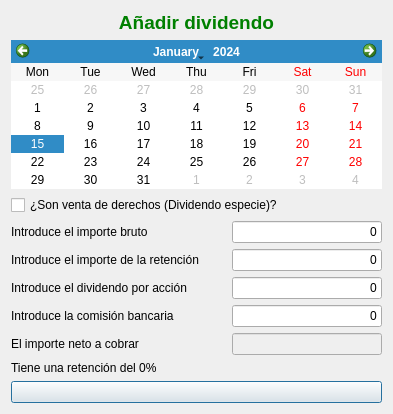
First picture: the form in ui/frmDividendosIBM.ui, repository turulomio/xulpymoney, before the edit.
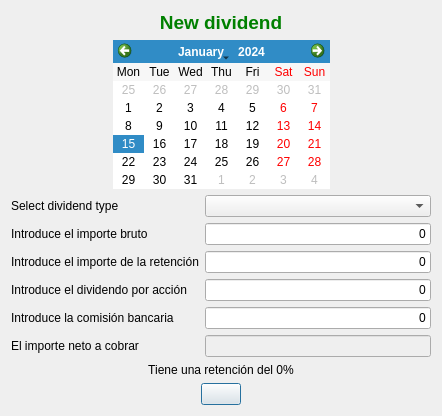
Second picture: the form after the edit. Icons and pictures are not drawn. Custom widgets are drawn as their Qt base class.

What changed in the file:
```diff
--- a/ui/frmDividendosIBM.ui
+++ b/ui/frmDividendosIBM.ui
@@ -9,8 +9,8 @@
    <rect>
     <x>0</x>
     <y>0</y>
-    <width>393</width>
-    <height>389</height>
+    <width>442</width>
+    <height>387</height>
    </rect>
   </property>
   <property name="windowTitle">
@@ -23,7 +23,7 @@
   <property name="modal">
    <bool>true</bool>
   </property>
-  <layout class="QHBoxLayout" name="_2">
+  <layout class="QHBoxLayout" name="horizontalLayout_3">
    <item>
     <layout class="QVBoxLayout" name="verticalLayout">
      <item>
@@ -39,7 +39,7 @@
         <string notr="true">color: rgb(0, 128, 0);</string>
        </property>
        <property name="text">
-        <string>Añadir dividendo</string>
+        <string>New dividend</string>
        </property>
        <property name="alignment">
         <set>Qt::AlignCenter</set>
@@ -47,78 +47,69 @@
       </widget>
      </item>
      <item>
-      <widget class="QCalendarWidget" name="cal">
-       <property name="firstDayOfWeek">
-        <enum>Qt::Monday</enum>
-       </property>
-       <property name="verticalHeaderFormat">
-        <enum>QCalendarWidget::NoVerticalHeader</enum>
-       </property>
-      </widget>
+      <layout class="QHBoxLayout" name="horizontalLayout">
+       <item>
+        <spacer name="horizontalSpacer_2">
+         <property name="orientation">
+          <enum>Qt::Horizontal</enum>
+         </property>
+         <property name="sizeHint" stdset="0">
+          <size>
+           <width>40</width>
+           <height>20</height>
+          </size>
+         </property>
+        </spacer>
+       </item>
+       <item>
+        <widget class="QCalendarWidget" name="cal">
+         <property name="firstDayOfWeek">
+          <enum>Qt::Monday</enum>
+         </property>
+         <property name="verticalHeaderFormat">
+          <enum>QCalendarWidget::NoVerticalHeader</enum>
+         </property>
+        </widget>
+       </item>
+       <item>
+        <spacer name="horizontalSpacer">
+         <property name="orientation">
+          <enum>Qt::Horizontal</enum>
+         </property>
+         <property name="sizeHint" stdset="0">
+          <size>
+           <width>40</width>
+           <height>20</height>
+          </size>
+         </property>
+        </spacer>
+       </item>
+      </layout>
      </item>
      <item>
-      <widget class="QCheckBox" name="chk">
-       <property name="text">
-        <string>¿Son venta de derechos (Dividendo especie)?</string>
-       </property>
-      </widget>
-     </item>
-     <item>
-      <layout class="QHBoxLayout" name="horizontalLayout_3">
-       <item>
+      <layout class="QFormLayout" name="formLayout">
+       <item row="1" column="0">
         <widget class="QLabel" name="lblLiquido_3">
          <property name="text">
           <string>Introduce el importe bruto</string>
          </property>
         </widget>
        </item>
-       <item>
-        <widget class="myQLineEdit" name="txtBruto">
-         <property name="sizePolicy">
-          <sizepolicy hsizetype="Fixed" vsizetype="Fixed">
-           <horstretch>0</horstretch>
-           <verstretch>0</verstretch>
-          </sizepolicy>
-         </property>
-         <property name="maximumSize">
-          <size>
-           <width>150</width>
-           <height>16777215</height>
-          </size>
-         </property>
-         <property name="text">
-          <string>0</string>
-         </property>
-         <property name="alignment">
-          <set>Qt::AlignRight|Qt::AlignTrailing|Qt::AlignVCenter</set>
-         </property>
-        </widget>
-       </item>
-      </layout>
-     </item>
-     <item>
-      <layout class="QHBoxLayout" name="horizontalLayout_4">
-       <item>
+       <item row="2" column="0">
         <widget class="QLabel" name="lblLiquido_4">
          <property name="text">
           <string>Introduce el importe de la retención</string>
          </property>
         </widget>
        </item>
-       <item>
+       <item row="2" column="1">
         <widget class="myQLineEdit" name="txtRetencion">
          <property name="sizePolicy">
-          <sizepolicy hsizetype="Fixed" vsizetype="Fixed">
+          <sizepolicy hsizetype="Expanding" vsizetype="Fixed">
            <horstretch>0</horstretch>
            <verstretch>0</verstretch>
           </sizepolicy>
          </property>
-         <property name="maximumSize">
-          <size>
-           <width>150</width>
-           <height>16777215</height>
-          </size>
-         </property>
          <property name="text">
           <string>0</string>
          </property>
@@ -127,31 +118,21 @@
          </property>
         </widget>
        </item>
-      </layout>
-     </item>
-     <item>
-      <layout class="QHBoxLayout" name="horizontalLayout_5">
-       <item>
+       <item row="3" column="0">
         <widget class="QLabel" name="lblLiquido_5">
          <property name="text">
           <string>Introduce el dividendo por acción</string>
          </property>
         </widget>
        </item>
-       <item>
+       <item row="3" column="1">
         <widget class="myQLineEdit" name="txtDPA">
          <property name="sizePolicy">
-          <sizepolicy hsizetype="Fixed" vsizetype="Fixed">
+          <sizepolicy hsizetype="Expanding" vsizetype="Fixed">
            <horstretch>0</horstretch>
            <verstretch>0</verstretch>
           </sizepolicy>
          </property>
-         <property name="maximumSize">
-          <size>
-           <width>150</width>
-           <height>16777215</height>
-          </size>
-         </property>
          <property name="text">
           <string>0</string>
          </property>
@@ -160,31 +141,21 @@
          </property>
         </widget>
        </item>
-      </layout>
-     </item>
-     <item>
-      <layout class="QHBoxLayout" name="horizontalLayout">
-       <item>
+       <item row="4" column="0">
         <widget class="QLabel" name="lblLiquido">
          <property name="text">
           <string>Introduce la comisión bancaria</string>
          </property>
         </widget>
        </item>
-       <item>
+       <item row="4" column="1">
         <widget class="myQLineEdit" name="txtComision">
          <property name="sizePolicy">
-          <sizepolicy hsizetype="Fixed" vsizetype="Fixed">
+          <sizepolicy hsizetype="Expanding" vsizetype="Fixed">
            <horstretch>0</horstretch>
            <verstretch>0</verstretch>
           </sizepolicy>
          </property>
-         <property name="maximumSize">
-          <size>
-           <width>150</width>
-           <height>16777215</height>
-          </size>
-         </property>
          <property name="text">
           <string>0</string>
          </property>
@@ -193,39 +164,62 @@
          </property>
         </widget>
        </item>
-      </layout>
-     </item>
-     <item>
-      <layout class="QHBoxLayout" name="horizontalLayout_7">
-       <item>
+       <item row="5" column="0">
         <widget class="QLabel" name="lblLiquido_7">
          <property name="text">
           <string>El importe neto a cobrar</string>
          </property>
         </widget>
        </item>
-       <item>
-        <widget class="QLineEdit" name="txtNeto">
+       <item row="5" column="1">
+        <widget class="myQLineEdit" name="txtNeto">
          <property name="enabled">
           <bool>false</bool>
          </property>
          <property name="sizePolicy">
-          <sizepolicy hsizetype="Fixed" vsizetype="Fixed">
+          <sizepolicy hsizetype="Expanding" vsizetype="Fixed">
            <horstretch>0</horstretch>
            <verstretch>0</verstretch>
           </sizepolicy>
          </property>
-         <property name="maximumSize">
-          <size>
-           <width>150</width>
-           <height>16777215</height>
-          </size>
-         </property>
          <property name="readOnly">
           <bool>true</bool>
          </property>
         </widget>
        </item>
+       <item row="0" column="0">
+        <widget class="QLabel" name="label">
+         <property name="text">
+          <string>Select dividend type</string>
+         </property>
+        </widget>
+       </item>
+       <item row="0" column="1">
+        <widget class="QComboBox" name="cmb">
+         <property name="sizePolicy">
+          <sizepolicy hsizetype="Expanding" vsizetype="Fixed">
+           <horstretch>0</horstretch>
+           <verstretch>0</verstretch>
+          </sizepolicy>
+         </property>
+        </widget>
+       </item>
+       <item row="1" column="1">
+        <widget class="myQLineEdit" name="txtBruto">
+         <property name="sizePolicy">
+          <sizepolicy hsizetype="Expanding" vsizetype="Fixed">
+           <horstretch>0</horstretch>
+           <verstretch>0</verstretch>
+          </sizepolicy>
+         </property>
+         <property name="text">
+          <string>0</string>
+         </property>
+         <property name="alignment">
+          <set>Qt::AlignRight|Qt::AlignTrailing|Qt::AlignVCenter</set>
+         </property>
+        </widget>
+       </item>
       </layout>
      </item>
      <item>
@@ -233,10 +227,43 @@
        <property name="text">
         <string>Tiene una retención del 0%</string>
        </property>
+       <property name="alignment">
+        <set>Qt::AlignCenter</set>
+       </property>
       </widget>
      </item>
      <item>
-      <widget class="QPushButton" name="cmd"/>
+      <layout class="QHBoxLayout" name="horizontalLayout_2">
+       <item>
+        <spacer name="horizontalSpacer_3">
+         <property name="orientation">
+          <enum>Qt::Horizontal</enum>
+         </property>
+         <property name="sizeHint" stdset="0">
+          <size>
+           <width>40</width>
+           <height>20</height>
+          </size>
+         </property>
+        </spacer>
+       </item>
+       <item>
+        <widget class="QPushButton" name="cmd"/>
+       </item>
+       <item>
+        <spacer name="horizontalSpacer_4">
+         <property name="orientation">
+          <enum>Qt::Horizontal</enum>
+         </property>
+         <property name="sizeHint" stdset="0">
+          <size>
+           <width>40</width>
+           <height>20</height>
+          </size>
+         </property>
+        </spacer>
+       </item>
+      </layout>
      </item>
     </layout>
    </item>
```
